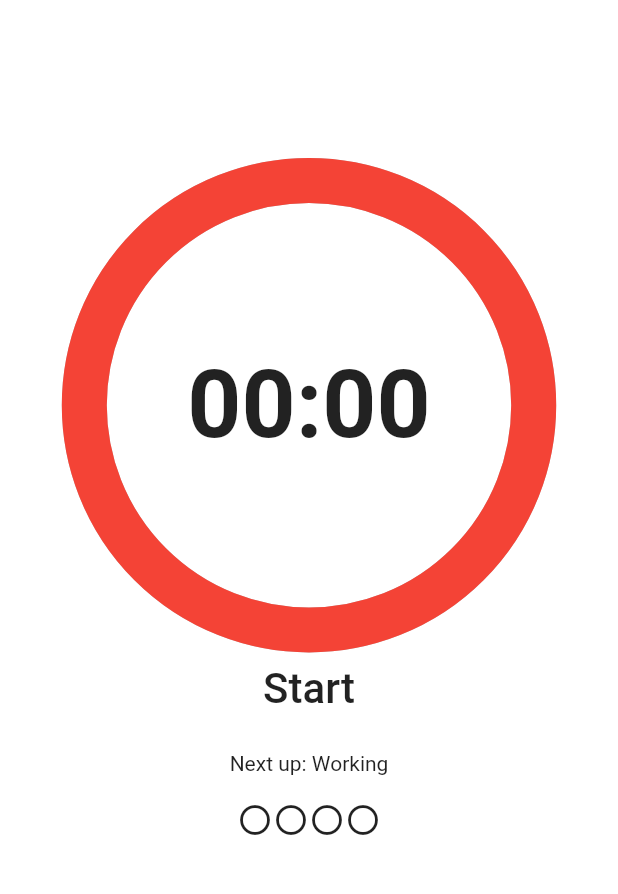
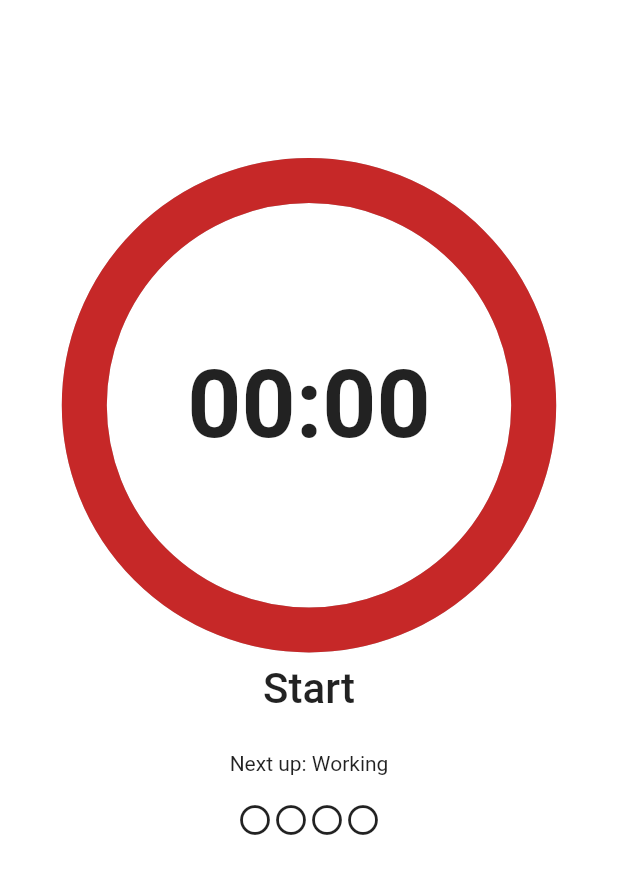
Before and after one commit to abianche/pomodoro_time, a Flutter app: the screen it shows after launch, on a phone screen of 412 x 824 dp, the part 58-952 px from its top. Run offline on Flutter 3.47's test engine with Material 2 defaults, Android fonts, the phone set to English and light mode, and no system bars; drawn by our look-alikes of auto_size_text, percent_indicator; our stand-ins replace audioplayers, flutter_redux, numberpicker, package_info, redux, shared_preferences and 1 more; missing offline and left inert: redux_logging; statements that could not run were skipped.

Commit message:
progress color red

```diff
--- a/lib/widgets/pomodoro.dart
+++ b/lib/widgets/pomodoro.dart
@@ -5,6 +5,7 @@ import 'package:flutter/material.dart';
 import 'package:flutter_redux/flutter_redux.dart';
 import 'package:percent_indicator/percent_indicator.dart';
 import 'package:pomodoro_time/models/pomodoro.dart';
+import 'package:pomodoro_time/theme.dart';
 import 'package:pomodoro_time/widgets/pomodoro_viewmodel.dart';
 import 'package:pomodoro_time/redux/app_state.dart';
 import 'package:pomodoro_time/extensions.dart';
@@ -172,7 +173,7 @@ class _PomodoroState extends State<Pomodoro> {
                     ],
                   ),
                   progressColor:
-                      vm.pomodoro.isPaused() ? Colors.grey : Colors.red,
+                      vm.pomodoro.isPaused() ? Colors.grey : Palette.blood_red,
                   circularStrokeCap: CircularStrokeCap.round,
                   animation: true,
                   animateFromLastPercent: true,
```
